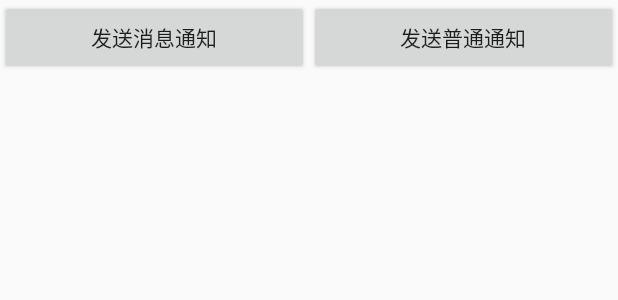
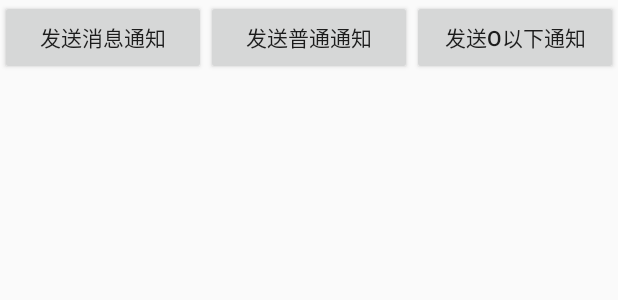
Before and after one commit to ZuJunJun/PracticeRepository, an Android app: the layout fragment_fourth.xml on its own in the app's theme, with its tools: preview values and no code run, on a phone screen of 412 x 824 dp. Shown: the top 300 px of the screen. Run offline under Robolectric (Android 15) with nearby library versions, the phone set to English and light mode, and no system bars.

Commit message:
通知工具类

```diff
--- a/app/src/main/res/layout/fragment_fourth.xml
+++ b/app/src/main/res/layout/fragment_fourth.xml
@@ -16,11 +16,17 @@
             android:layout_weight="1"
             android:text="发送消息通知"/>
         <Button
+            android:id="@+id/category_three"
+            android:layout_width="0dp"
+            android:layout_height="match_parent"
+            android:layout_weight="1"
+            android:text="发送普通通知"/>
+        <Button
             android:id="@+id/category_two"
             android:layout_width="0dp"
             android:layout_height="match_parent"
             android:layout_weight="1"
-            android:text="发送普通通知"/>
+            android:text="发送O以下通知"/>
     </LinearLayout>
 
 </LinearLayout>
```
Also changed, not shown: app/src/main/java/com/example/jay/packageandroidproject/fourth/FourthFragment.java (+20 -30 lines), app/src/main/java/com/example/jay/packageandroidproject/util/NotificationUtil.java (+30 -6 lines).
